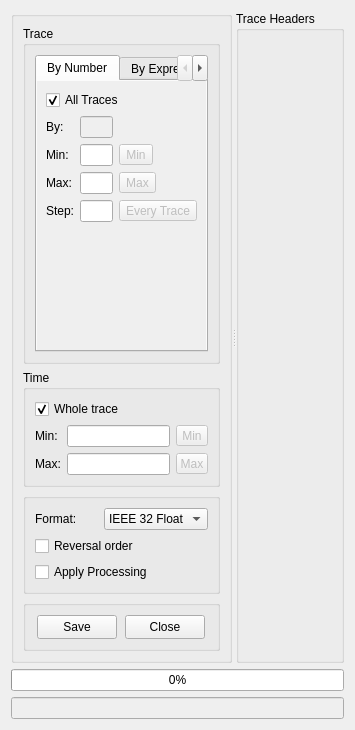
Old version of the form SeiSeeMp/saveasdialog.ui in the repository wangweiwei104/SeiSee.
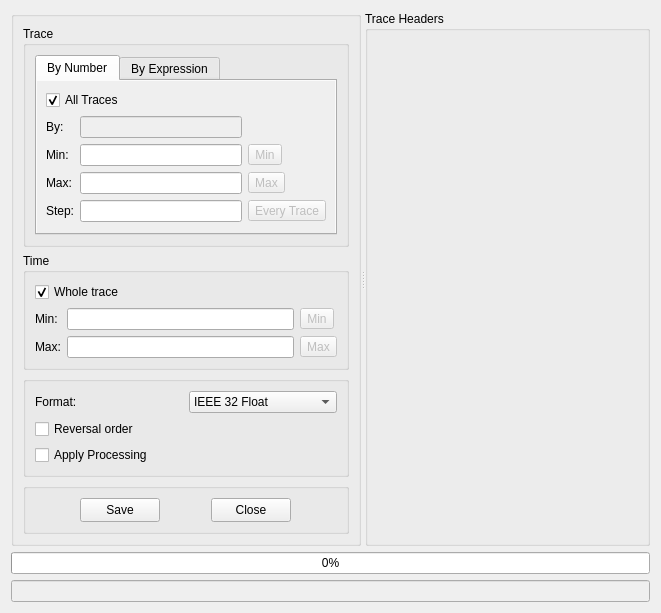
New version of the form. Icons and pictures are not drawn. Custom widgets are drawn as their Qt base class.

The edit to the form file:
```diff
--- a/SeiSeeMp/saveasdialog.ui
+++ b/SeiSeeMp/saveasdialog.ui
@@ -2,6 +2,14 @@
 <ui version="4.0">
  <class>SaveAsDialog</class>
  <widget class="QDialog" name="SaveAsDialog">
+  <property name="geometry">
+   <rect>
+    <x>0</x>
+    <y>0</y>
+    <width>661</width>
+    <height>550</height>
+   </rect>
+  </property>
   <property name="windowTitle">
    <string>Save File As</string>
   </property>
```
